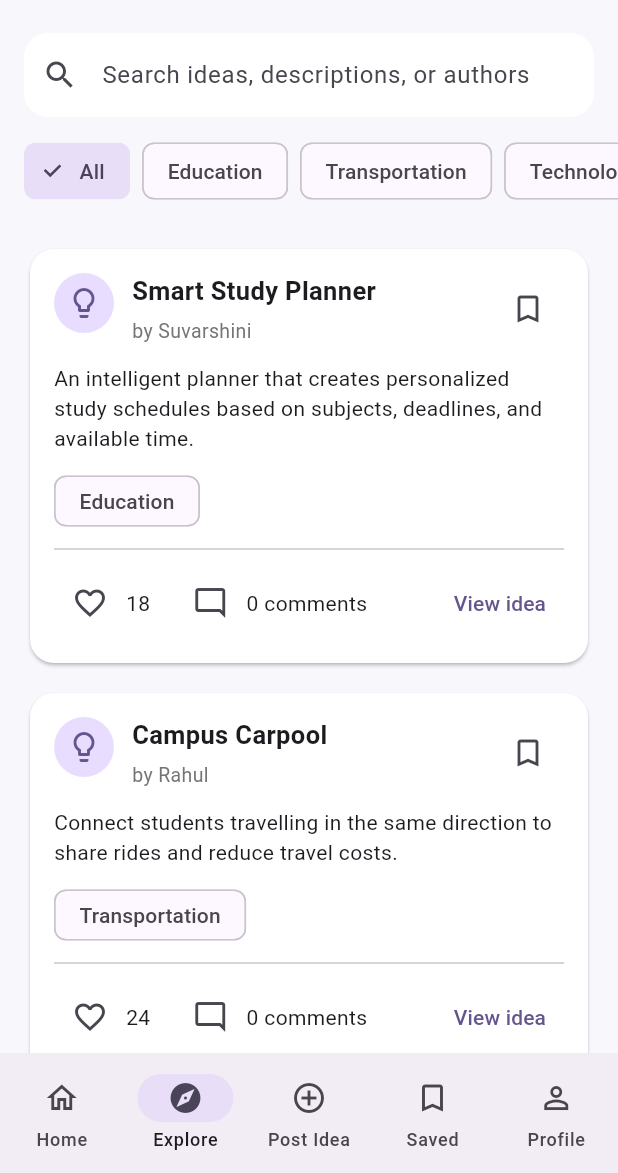
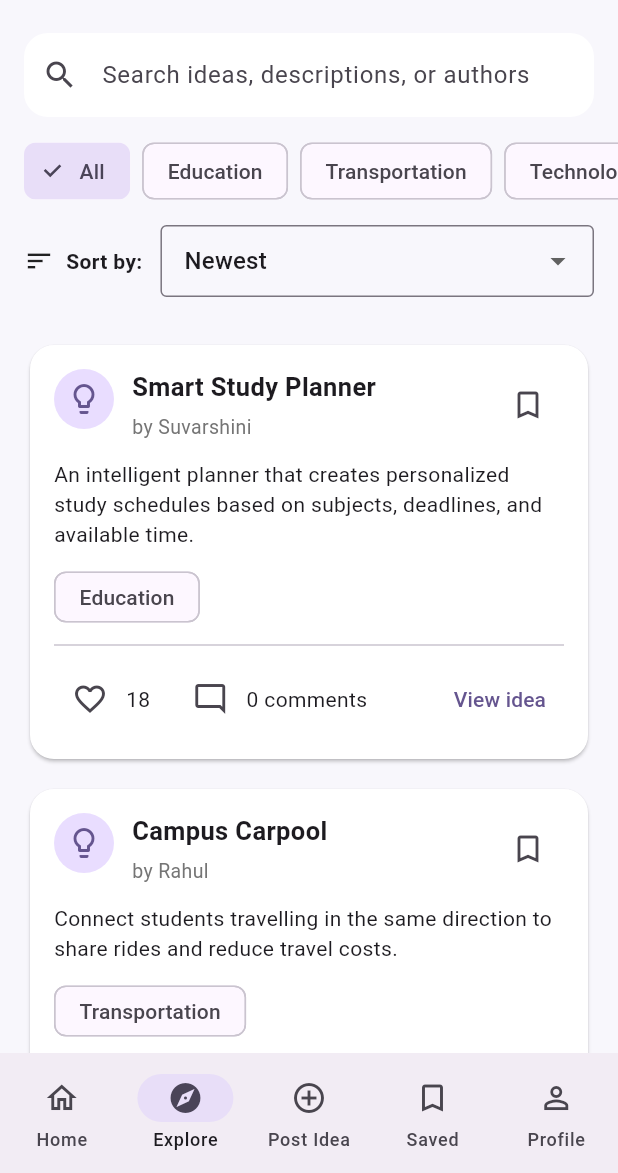
Before and after one commit to suvarshinigandham/ideabank, a Flutter app: the screen it shows after launch, item 2 of the bottom bar chosen, on a phone screen of 412 x 824 dp, the part 63-1236 px from its top. Run offline on Flutter 3.47's test engine with Material 3 defaults, Android fonts, the phone set to English and light mode, and no system bars.

Commit message:
Add sorting options for ideas

```diff
--- a/lib/main.dart
+++ b/lib/main.dart
@@ -1,5 +1,5 @@
+
 import 'package:flutter/material.dart';
-
 import 'idea.dart';
 import 'idea_card.dart';
 
@@ -17,7 +17,9 @@ class IdeaBankApp extends StatelessWidget {
       debugShowCheckedModeBanner: false,
       theme: ThemeData(
         useMaterial3: true,
-        colorScheme: ColorScheme.fromSeed(seedColor: const Color(0xFF6750A4)),
+        colorScheme: ColorScheme.fromSeed(
+          seedColor: const Color(0xFF6750A4),
+        ),
         scaffoldBackgroundColor: const Color(0xFFF8F7FC),
         appBarTheme: const AppBarTheme(
           backgroundColor: Color(0xFFF8F7FC),
@@ -36,6 +38,8 @@ class IdeaBankApp extends StatelessWidget {
     );
   }
 }
+
+// MAIN SCREEN AND NAVIGATION
 
 class MainScreen extends StatefulWidget {
   const MainScreen({super.key});
@@ -84,7 +88,9 @@ class _MainScreenState extends State<MainScreen> {
     });
 
     ScaffoldMessenger.of(context).showSnackBar(
-      const SnackBar(content: Text('Your idea was posted successfully!')),
+      const SnackBar(
+        content: Text('Your idea was posted successfully!'),
+      ),
     );
   }
 
@@ -99,7 +105,10 @@ class _MainScreenState extends State<MainScreen> {
     ];
 
     return Scaffold(
-      body: IndexedStack(index: selectedIndex, children: pages),
+      body: IndexedStack(
+        index: selectedIndex,
+        children: pages,
+      ),
       bottomNavigationBar: NavigationBar(
         selectedIndex: selectedIndex,
         onDestinationSelected: (index) {
@@ -152,13 +161,20 @@ class HomePage extends StatelessWidget {
       appBar: AppBar(
         title: const Row(
           children: [
-            Icon(Icons.lightbulb, color: Color(0xFF6750A4)),
+            Icon(
+              Icons.lightbulb,
+              color: Color(0xFF6750A4),
+            ),
             SizedBox(width: 8),
-            Text('IdeaBank', style: TextStyle(fontWeight: FontWeight.bold)),
+            Text(
+              'IdeaBank',
+              style: TextStyle(fontWeight: FontWeight.bold),
+            ),
           ],
         ),
         actions: [
           IconButton(
+            tooltip: 'About IdeaBank',
             onPressed: () {
               showAboutDialog(
                 context: context,
@@ -173,7 +189,6 @@ class HomePage extends StatelessWidget {
               );
             },
             icon: const Icon(Icons.info_outline),
-            tooltip: 'About IdeaBank',
           ),
         ],
       ),
@@ -184,7 +199,10 @@ class HomePage extends StatelessWidget {
             padding: const EdgeInsets.all(24),
             decoration: BoxDecoration(
               gradient: const LinearGradient(
-                colors: [Color(0xFF6750A4), Color(0xFF9582D4)],
+                colors: [
+                  Color(0xFF6750A4),
+                  Color(0xFF9582D4),
+                ],
                 begin: Alignment.topLeft,
                 end: Alignment.bottomRight,
               ),
@@ -193,7 +211,11 @@ class HomePage extends StatelessWidget {
             child: const Column(
               crossAxisAlignment: CrossAxisAlignment.start,
               children: [
-                Icon(Icons.lightbulb_outline, size: 42, color: Colors.white),
+                Icon(
+                  Icons.lightbulb_outline,
+                  size: 42,
+                  color: Colors.white,
+                ),
                 SizedBox(height: 14),
                 Text(
                   'Every great idea starts somewhere.',
@@ -219,7 +241,10 @@ class HomePage extends StatelessWidget {
           const SizedBox(height: 26),
           const Text(
             'Discover Ideas',
-            style: TextStyle(fontSize: 22, fontWeight: FontWeight.bold),
+            style: TextStyle(
+              fontSize: 22,
+              fontWeight: FontWeight.bold,
+            ),
           ),
           const SizedBox(height: 6),
           Text(
@@ -244,7 +269,7 @@ class HomePage extends StatelessWidget {
   }
 }
 
-// EXPLORE PAGE
+// EXPLORE PAGE WITH SEARCH, CATEGORY FILTERS AND SORTING
 
 class ExplorePage extends StatefulWidget {
   final List<Idea> ideas;
@@ -258,6 +283,7 @@ class ExplorePage extends StatefulWidget {
 class _ExplorePageState extends State<ExplorePage> {
   String searchText = '';
   String selectedCategory = 'All';
+  String selectedSort = 'Newest';
 
   @override
   Widget build(BuildContext context) {
@@ -267,16 +293,38 @@ class _ExplorePageState extends State<ExplorePage> {
     ];
 
     final filteredIdeas = widget.ideas.where((idea) {
+      final query = searchText.toLowerCase();
+
       final matchesSearch =
-          idea.title.toLowerCase().contains(searchText.toLowerCase()) ||
-          idea.description.toLowerCase().contains(searchText.toLowerCase()) ||
-          idea.author.toLowerCase().contains(searchText.toLowerCase());
+          idea.title.toLowerCase().contains(query) ||
+          idea.description.toLowerCase().contains(query) ||
+          idea.author.toLowerCase().contains(query);
 
       final matchesCategory =
-          selectedCategory == 'All' || idea.category == selectedCategory;
+          selectedCategory == 'All' ||
+          idea.category == selectedCategory;
 
       return matchesSearch && matchesCategory;
     }).toList();
+
+    // New ideas are inserted at index 0.
+    if (selectedSort == 'Most Liked') {
+      filteredIdeas.sort(
+        (a, b) => b.likes.compareTo(a.likes),
+      );
+    } else if (selectedSort == 'Oldest') {
+      filteredIdeas.sort(
+        (a, b) => widget.ideas.indexOf(b).compareTo(
+              widget.ideas.indexOf(a),
+            ),
+      );
+    } else {
+      filteredIdeas.sort(
+        (a, b) => widget.ideas.indexOf(a).compareTo(
+              widget.ideas.indexOf(b),
+            ),
+      );
+    }
 
     return Scaffold(
       appBar: AppBar(
@@ -329,11 +377,60 @@ class _ExplorePageState extends State<ExplorePage> {
               },
             ),
           ),
+          Padding(
+            padding: const EdgeInsets.fromLTRB(16, 12, 16, 4),
+            child: Row(
+              children: [
+                const Icon(Icons.sort, size: 20),
+                const SizedBox(width: 8),
+                const Text(
+                  'Sort by:',
+                  style: TextStyle(fontWeight: FontWeight.w600),
+                ),
+                const SizedBox(width: 12),
+                Expanded(
+                  child: DropdownButtonFormField<String>(
+                    initialValue: selectedSort,
+                    isExpanded: true,
+                    decoration: const InputDecoration(
+                      contentPadding: EdgeInsets.symmetric(
+                        horizontal: 12,
+                        vertical: 8,
+                      ),
+                      border: OutlineInputBorder(),
+                    ),
+                    items: const [
+                      DropdownMenuItem(
+                        value: 'Newest',
+                        child: Text('Newest'),
+                      ),
+                      DropdownMenuItem(
+                        value: 'Oldest',
+                        child: Text('Oldest'),
+                      ),
+                      DropdownMenuItem(
+                        value: 'Most Liked',
+                        child: Text('Most Liked'),
+                      ),
+                    ],
+                    onChanged: (value) {
+                      if (value != null) {
+                        setState(() {
+                          selectedSort = value;
+                        });
+                      }
+                    },
+                  ),
+                ),
+              ],
+            ),
+          ),
           const SizedBox(height: 8),
           Expanded(
             child: filteredIdeas.isEmpty
                 ? const EmptyIdeasMessage(
-                    message: 'No matching ideas found. Try another search.',
+                    message:
+                        'No matching ideas found. Try another search.',
                   )
                 : ListView.builder(
                     padding: const EdgeInsets.all(16),
@@ -428,7 +525,10 @@ class _PostPageState extends State<PostPage> {
             children: [
               const Text(
                 'Have a great idea?',
-                style: TextStyle(fontSize: 24, fontWeight: FontWeight.bold),
+                style: TextStyle(
+                  fontSize: 24,
+                  fontWeight: FontWeight.bold,
+                ),
               ),
               const SizedBox(height: 8),
               Text(
@@ -479,7 +579,7 @@ class _PostPageState extends State<PostPage> {
                   border: OutlineInputBorder(),
                 ),
                 items: categories.map((category) {
-                  return DropdownMenuItem(
+                  return DropdownMenuItem<String>(
                     value: category,
                     child: Text(category),
                   );
@@ -548,7 +648,8 @@ class SavedIdeasPage extends StatelessWidget {
       ),
       body: savedIdeas.isEmpty
           ? const EmptyIdeasMessage(
-              message: 'No saved ideas yet. Bookmark an idea to find it here.',
+              message:
+                  'No saved ideas yet. Bookmark an idea to find it here.',
             )
           : ListView.builder(
               padding: const EdgeInsets.all(16),
@@ -666,7 +767,8 @@ class _ProfilePageState extends State<ProfilePage> {
             const SizedBox(height: 12),
             CircleAvatar(
               radius: 52,
-              backgroundColor: Theme.of(context).colorScheme.primaryContainer,
+              backgroundColor:
+                  Theme.of(context).colorScheme.primaryContainer,
               child: Icon(
                 Icons.person,
                 size: 58,
@@ -677,7 +779,10 @@ class _ProfilePageState extends State<ProfilePage> {
             Text(
               displayName,
               textAlign: TextAlign.center,
-              style: const TextStyle(fontSize: 24, fontWeight: FontWeight.bold),
+              style: const TextStyle(
+                fontSize: 24,
+                fontWeight: FontWeight.bold,
+              ),
             ),
             const SizedBox(height: 8),
             Text(
@@ -699,8 +804,9 @@ class _ProfilePageState extends State<ProfilePage> {
               alignment: Alignment.centerLeft,
               child: Text(
                 'Your Activity',
-                style: Theme.of(context).textTheme.titleLarge
-                    ?.copyWith(fontWeight: FontWeight.bold),
+                style: Theme.of(context).textTheme.titleLarge?.copyWith(
+                      fontWeight: FontWeight.bold,
+                    ),
               ),
             ),
             const SizedBox(height: 14),
@@ -782,17 +888,30 @@ class _ProfileStatCard extends StatelessWidget {
   Widget build(BuildContext context) {
     return Card(
       child: Padding(
-        padding: const EdgeInsets.symmetric(vertical: 18, horizontal: 6),
+        padding: const EdgeInsets.symmetric(
+          vertical: 18,
+          horizontal: 6,
+        ),
         child: Column(
           children: [
-            Icon(icon, size: 27, color: Theme.of(context).colorScheme.primary),
+            Icon(
+              icon,
+              size: 27,
+              color: Theme.of(context).colorScheme.primary,
+            ),
             const SizedBox(height: 10),
             Text(
               value,
-              style: const TextStyle(fontSize: 21, fontWeight: FontWeight.bold),
+              style: const TextStyle(
+                fontSize: 21,
+                fontWeight: FontWeight.bold,
+              ),
             ),
             const SizedBox(height: 4),
-            Text(label, style: const TextStyle(fontSize: 12)),
+            Text(
+              label,
+              style: const TextStyle(fontSize: 12),
+            ),
           ],
         ),
       ),
@@ -805,7 +924,10 @@ class _ProfileStatCard extends StatelessWidget {
 class EmptyIdeasMessage extends StatelessWidget {
   final String message;
 
-  const EmptyIdeasMessage({super.key, required this.message});
+  const EmptyIdeasMessage({
+    super.key,
+    required this.message,
+  });
 
   @override
   Widget build(BuildContext context) {
@@ -824,7 +946,10 @@ class EmptyIdeasMessage extends StatelessWidget {
             Text(
               message,
               textAlign: TextAlign.center,
-              style: TextStyle(fontSize: 16, color: Colors.grey.shade700),
+              style: TextStyle(
+                fontSize: 16,
+                color: Colors.grey.shade700,
+              ),
             ),
           ],
         ),
```
